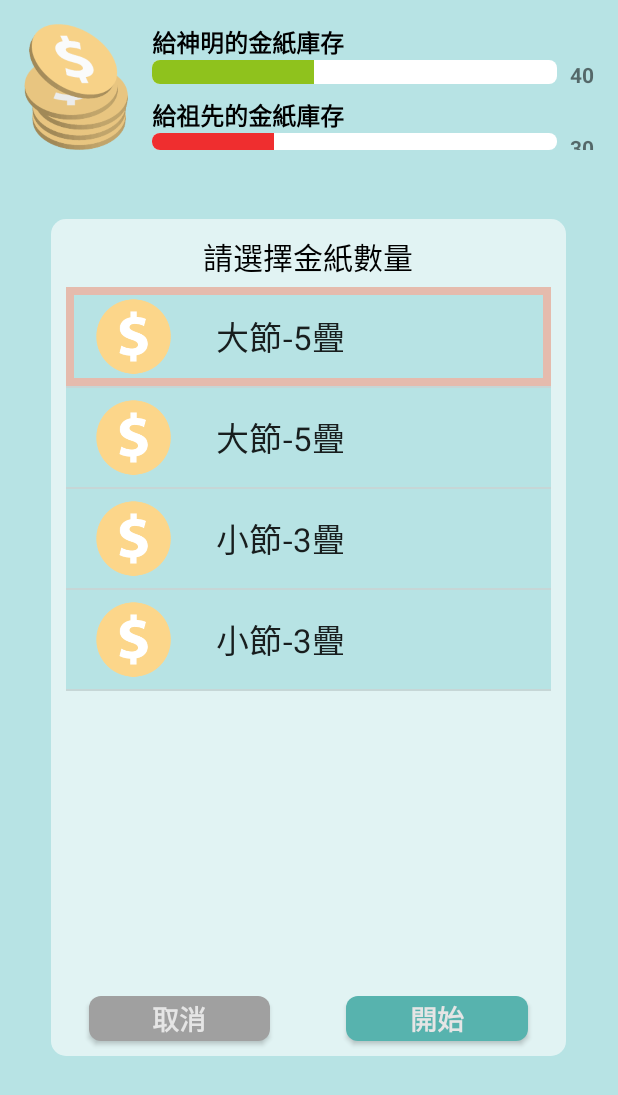
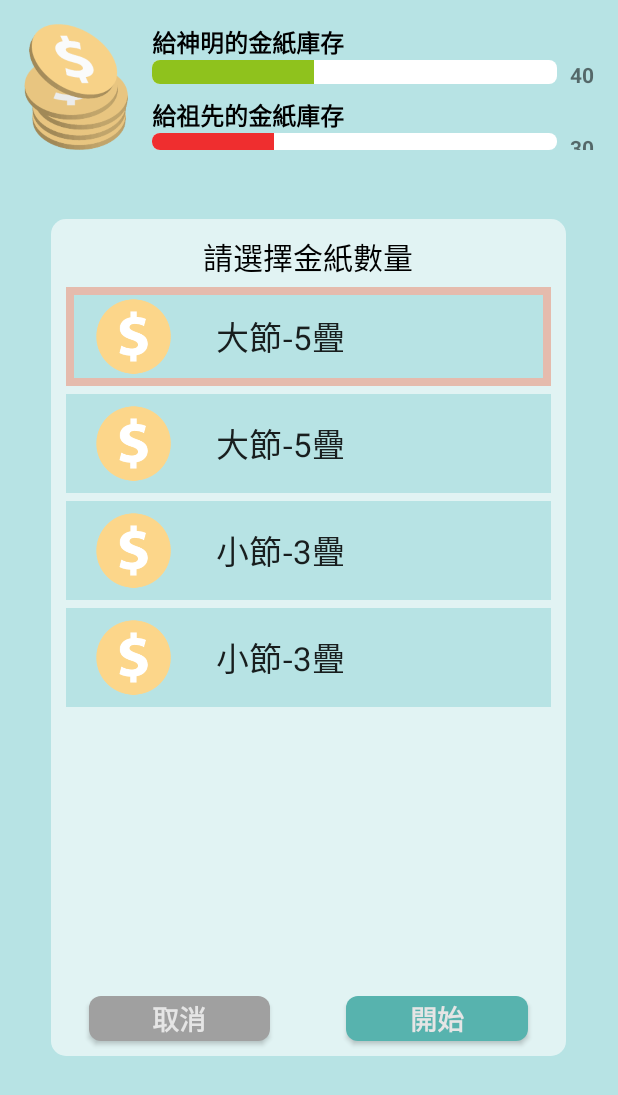
Before and after one commit to zzdanny/conlab_e-burner, an Android app: the ChooseActivity screen opened directly, with no data from a screen before it, after a tap on an icon or button, on a phone screen of 412 x 824 dp. Shown: the top 1095 px of the screen. Run offline under Robolectric (Android 15) with nearby library versions, the phone set to English and light mode, and no system bars.

Commit message:
Set deliver between items of listAmount.

```diff
--- a/app/src/main/res/layout/choose_amount.xml
+++ b/app/src/main/res/layout/choose_amount.xml
@@ -49,7 +49,9 @@
                 android:layout_marginTop="5dp"
                 android:layout_marginLeft="10dp"
                 android:layout_marginRight="10dp"
-                android:choiceMode="singleChoice" />
+                android:choiceMode="singleChoice"
+                android:divider="@android:color/transparent"
+                android:dividerHeight="5dp" />
 
             <LinearLayout
                 android:orientation="horizontal"
```
